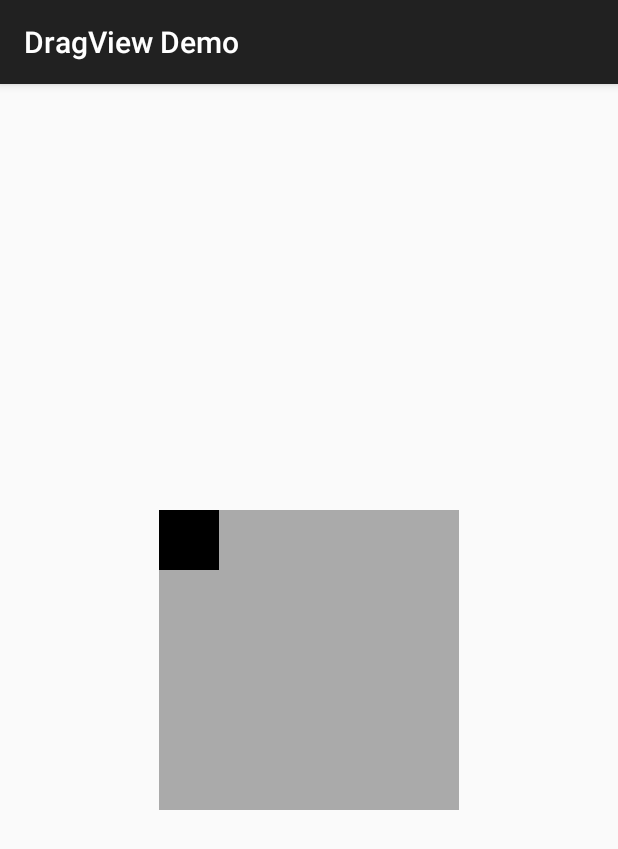
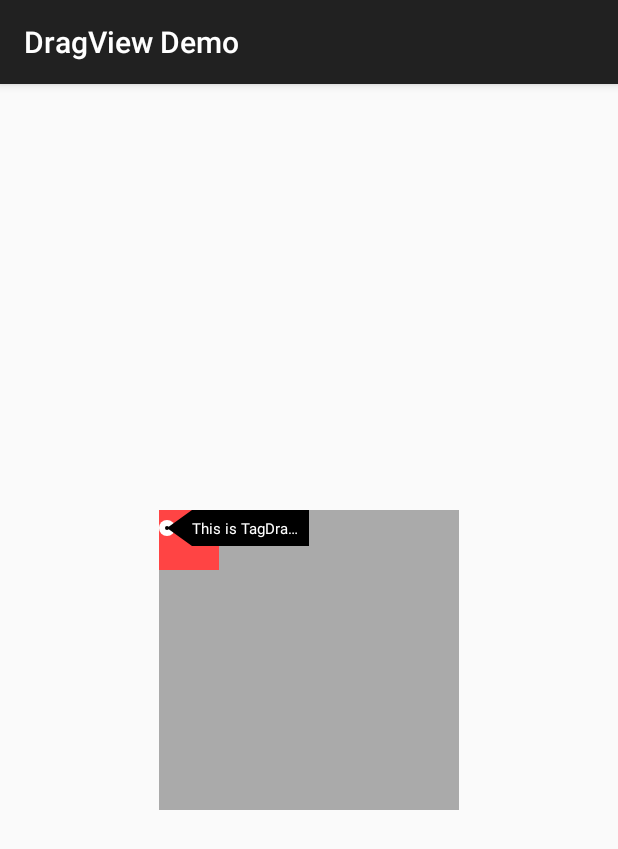
Before and after one commit to nanjingboy/DragView, an Android app: the screen it shows after launch (MainActivity), on a phone screen of 412 x 824 dp. Shown: the top 849 px of the screen. Run offline under Robolectric (Android 15) with nearby library versions, the phone set to English and light mode, and no system bars.

Commit message:
complete basic TagDragView logic

```diff
--- /dev/null
+++ b/library/src/main/java/me/tom/dragview/TagDragView.java
@@ -0,0 +1,184 @@
+package me.tom.dragview;
+
+import android.content.Context;
+import android.content.res.Resources;
+import android.content.res.TypedArray;
+import android.graphics.Canvas;
+import android.graphics.Paint;
+import android.graphics.Path;
+import android.graphics.Rect;
+import android.support.v4.content.ContextCompat;
+import android.text.TextPaint;
+import android.text.TextUtils;
+import android.util.AttributeSet;
+
+public class TagDragView extends DragView {
+
+    protected String mText;
+    protected int mTextSize;
+    protected int mTextColor;
+    protected int mTextPaddingLeft;
+    protected int mTextPaddingRight;
+
+    protected int mCircleBackgroundColor;
+    protected int mContentBackgroundColor;
+
+    protected int mInnerCircleRadius;
+    protected int mCircleRadius;
+    protected int mTriangleWidth;
+
+    protected Paint mCirclePaint;
+    protected Paint mContentPaint;
+    protected TextPaint mTextPaint;
+
+    protected Path mPath;
+    protected Rect mTextRect;
+
+
+    public TagDragView(Context context) {
+        this(context, null);
+    }
+
+    public TagDragView(Context context, AttributeSet attrs) {
+        this(context, attrs, 0);
+    }
+
+    public TagDragView(Context context, AttributeSet attrs, int defStyle) {
+        super(context, attrs, defStyle);
+        mCirclePaint = new Paint();
+        mCirclePaint.setAntiAlias(true);
+        mCirclePaint.setStyle(Paint.Style.FILL);
+        mCirclePaint.setStrokeWidth(0);
+
+        mContentPaint = new Paint();
+        mContentPaint.setAntiAlias(true);
+        mContentPaint.setStyle(Paint.Style.FILL);
+        mContentPaint.setStrokeWidth(0);
+
+        mTextPaint = new TextPaint();
+        mTextPaint.setAntiAlias(true);
+        mTextPaint.setTextAlign(Paint.Align.LEFT);
+
+        mPath = new Path();
+        mTextRect = new Rect();
+
+        Resources resources = getResources();
+        TypedArray typedArray = context.obtainStyledAttributes(attrs, R.styleable.TagDragView);
+        mText = typedArray.getString(R.styleable.TagDragView_tagDragViewText);
+        mTextSize = typedArray.getDimensionPixelSize(
+                R.styleable.TagDragView_tagDragViewTextSize,
+                resources.getDimensionPixelSize(R.dimen.tagDragViewTextSize)
+        );
+        mTextColor = typedArray.getColor(
+                R.styleable.TagDragView_tagDragViewTextColor,
+                ContextCompat.getColor(context, R.color.colorTagDragViewText)
+        );
+        mTextPaddingLeft = typedArray.getDimensionPixelSize(
+                R.styleable.TagDragView_tagDragViewTextPaddingLeft,
+                resources.getDimensionPixelSize(R.dimen.tagDragViewTextPaddingLeft)
+        );
+        mTextPaddingRight = typedArray.getDimensionPixelSize(
+                R.styleable.TagDragView_tagDragViewTextPaddingRight,
+                resources.getDimensionPixelSize(R.dimen.tagDragViewTextPaddingRight)
+        );
+        mCircleBackgroundColor = typedArray.getColor(
+                R.styleable.TagDragView_circleBackground,
+                ContextCompat.getColor(context, R.color.colorTagDragViewCircleBackground)
+        );
+        mContentBackgroundColor = typedArray.getColor(
+                R.styleable.TagDragView_contentBackground,
+                ContextCompat.getColor(context, R.color.colorTagDragViewContentBackgroundColor)
+        );
+        mCircleRadius = typedArray.getDimensionPixelSize(
+                R.styleable.TagDragView_circleRadius,
+                resources.getDimensionPixelSize(R.dimen.tagDragViewCircleRadius)
+        );
+        mInnerCircleRadius = typedArray.getDimensionPixelSize(
+                R.styleable.TagDragView_innerCircleRadius,
+                resources.getDimensionPixelSize(R.dimen.tagDragViewInnerCircleRadius)
+        );
+        mTriangleWidth = typedArray.getDimensionPixelSize(
+                R.styleable.TagDragView_triangleWidth,
+                resources.getDimensionPixelSize(R.dimen.tagDragViewTriangleWidth)
+        );
+        typedArray.recycle();
+    }
+
+    public void setCircleBackgroundColor(int color) {
+        mCircleBackgroundColor = color;
+        invalidate();
+    }
+
+    public void setContentBackgroundColor(int color) {
+        mContentBackgroundColor = color;
+        invalidate();
+    }
+
+    public void setInnerCircleRadius(int radius) {
+        mInnerCircleRadius = radius;
+        invalidate();
+    }
+
+    public void setCircleRadius(int radius) {
+        mCircleRadius = radius;
+        invalidate();
+    }
+
+    public void setTriangleWidth(int width) {
+        mTriangleWidth = width;
+        invalidate();
+    }
+
+    public void setText(String text) {
+        mText = text;
+        invalidate();
+    }
+
+    public void setTextSize(int size) {
+        mTextSize = size;
+        invalidate();
+    }
+
+    public void setTextColor(int color) {
+        mTextColor = color;
+        invalidate();
+    }
+
+    public void setTextPaddingLeft(int paddingLeft) {
+        mTextPaddingLeft = paddingLeft;
+        invalidate();
+    }
+
+    public void setTextPaddingRight(int paddingRight) {
+        mTextPaddingRight = paddingRight;
+        invalidate();
+    }
+
+    @Override
+    protected void onDraw(Canvas canvas) {
+        super.onDraw(canvas);
+        int width = getWidth();
+        int height = getHeight();
+        int halfHeight = height / 2;
+
+        mCirclePaint.setColor(mCircleBackgroundColor);
+        canvas.drawCircle(mCircleRadius, halfHeight, mCircleRadius, mCirclePaint);
+        mContentPaint.setColor(mContentBackgroundColor);
+        canvas.drawCircle(mCircleRadius, halfHeight, mInnerCircleRadius, mContentPaint);
+
+        mPath.moveTo(mCircleRadius, halfHeight);
+        mPath.lineTo(halfHeight + mTriangleWidth, 0);
+        mPath.lineTo(halfHeight + mTriangleWidth, height);
+        mPath.close();
+        canvas.drawPath(mPath, mContentPaint);
+        canvas.drawRect(halfHeight + mTriangleWidth, 0, width, height, mContentPaint);
+        if (mText != null && mText.length() > 0) {
+            mTextPaint.setColor(mTextColor);
+            mTextPaint.setTextSize(mTextSize);
+            int availableTextWidth = width - halfHeight - mTriangleWidth - mTextPaddingLeft - mTextPaddingRight;
+            String text = TextUtils.ellipsize(mText, mTextPaint, availableTextWidth, TextUtils.TruncateAt.END).toString();
+            mTextPaint.getTextBounds(text, 0, text.length(), mTextRect);
+            canvas.drawText(text, halfHeight + mTriangleWidth, (int) (mTextRect.height() * 1.5), mTextPaint);
+        }
+    }
+}
--- /dev/null
+++ b/library/src/main/res/values/colors.xml
@@ -0,0 +1,6 @@
+<?xml version="1.0" encoding="utf-8"?>
+<resources>
+    <color name="colorTagDragViewText">@android:color/white</color>
+    <color name="colorTagDragViewCircleBackground">@android:color/white</color>
+    <color name="colorTagDragViewContentBackgroundColor">@android:color/black</color>
+</resources>
--- /dev/null
+++ b/library/src/main/res/values/dimens.xml
@@ -0,0 +1,9 @@
+<?xml version="1.0" encoding="utf-8"?>
+<resources>
+    <dimen name="tagDragViewTextSize">10sp</dimen>
+    <dimen name="tagDragViewTextPaddingLeft">1dp</dimen>
+    <dimen name="tagDragViewTextPaddingRight">1dp</dimen>
+    <dimen name="tagDragViewTriangleWidth">10dp</dimen>
+    <dimen name="tagDragViewCircleRadius">5dp</dimen>
+    <dimen name="tagDragViewInnerCircleRadius">1dp</dimen>
+</resources>
--- a/sample/src/main/res/layout/activity_main.xml
+++ b/sample/src/main/res/layout/activity_main.xml
@@ -1,8 +1,9 @@
 <?xml version="1.0" encoding="utf-8"?>
 <RelativeLayout xmlns:android="http://schemas.android.com/apk/res/android"
+    xmlns:app="http://schemas.android.com/apk/res-auto"
     android:layout_width="match_parent"
     android:layout_height="match_parent">
-    <LinearLayout
+    <RelativeLayout
         android:layout_width="200dp"
         android:layout_height="200dp"
         android:layout_centerInParent="true"
@@ -10,6 +11,19 @@
         <me.tom.dragview.DragView
             android:layout_width="40dp"
             android:layout_height="40dp"
-            android:background="@android:color/black"/>
-    </LinearLayout>
+            android:background="@android:color/holo_red_light"/>
+        <me.tom.dragview.TagDragView
+            android:layout_width="100dp"
+            android:layout_height="24dp"
+            app:circleRadius="@dimen/tagDragViewCircleRadius"
+            app:innerCircleRadius="@dimen/tagDragViewInnerCircleRadius"
+            app:triangleWidth="@dimen/tagDragViewTriangleWidth"
+            app:circleBackground="@color/colorTagDragViewCircleBackground"
+            app:contentBackground="@color/colorTagDragViewContentBackgroundColor"
+            app:tagDragViewTextColor="@color/colorTagDragViewText"
+            app:tagDragViewTextSize="@dimen/tagDragViewTextSize"
+            app:tagDragViewTextPaddingLeft="@dimen/tagDragViewTextPaddingLeft"
+            app:tagDragViewTextPaddingRight="@dimen/tagDragViewTextPaddingRight"
+            app:tagDragViewText="This is TagDragView"/>
+    </RelativeLayout>
 </RelativeLayout>
```
Also changed, not shown: library/src/main/res/values/attrs.xml (added, +15 -0 lines).
